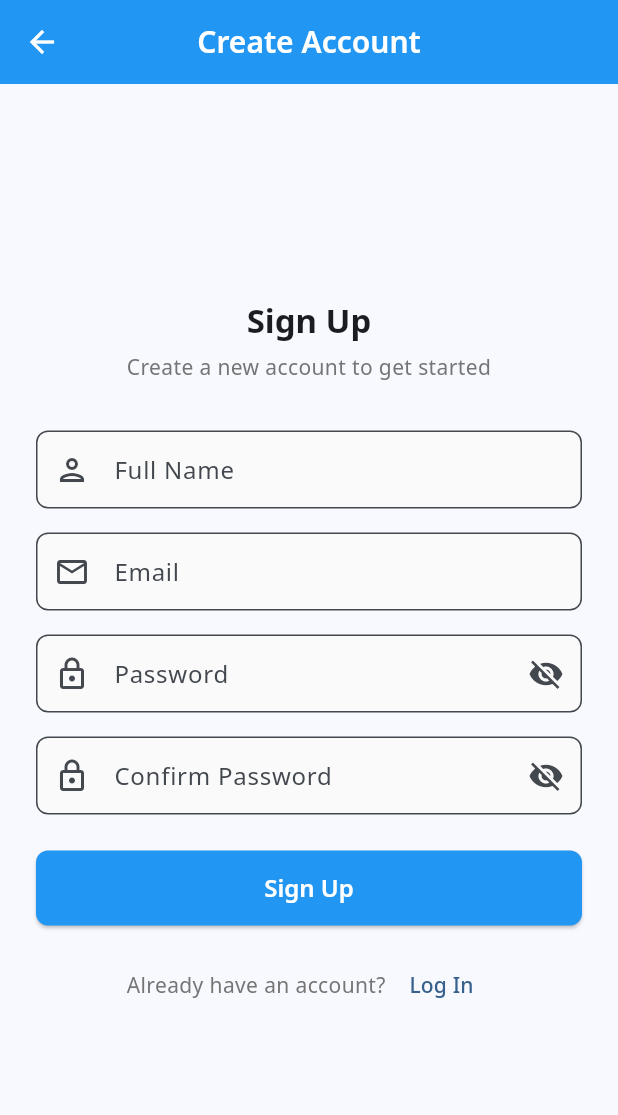
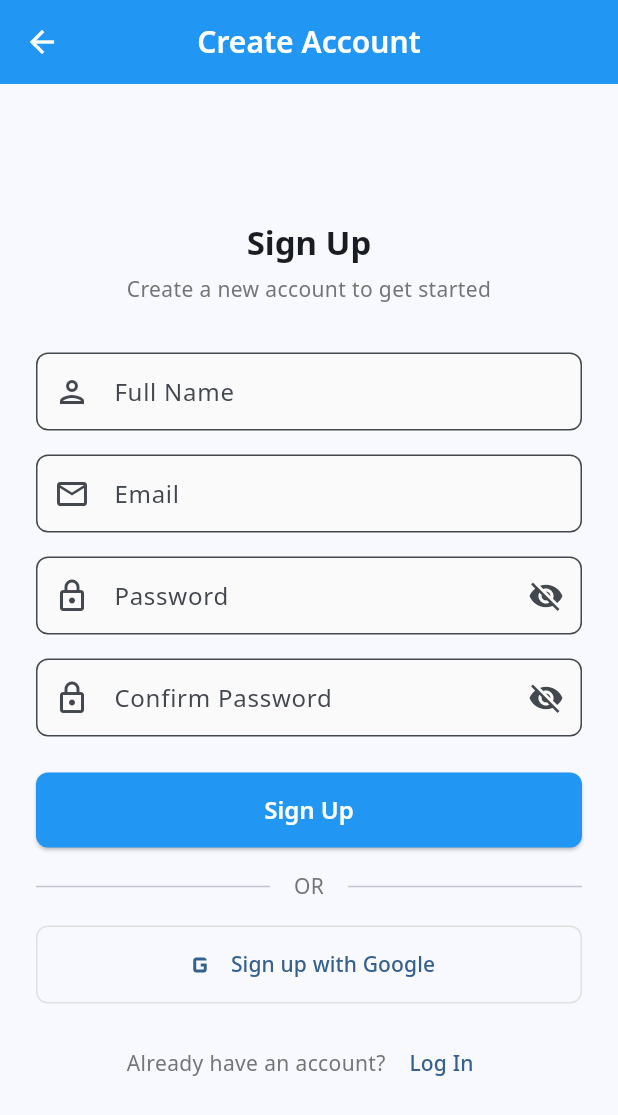
Before and after one commit to Choeng-Rayu/tonaire_internship, a Flutter app: the SignupScreen screen opened by its route, on a phone screen of 412 x 824 dp. Shown: the top 1115 px of the screen. Run offline on Flutter 3.47's test engine with Material 3 defaults, Android fonts, the phone set to English and light mode, and no system bars; our stand-ins replace cached_network_image, flutter_dotenv, google_fonts, google_sign_in, image_picker, shared_preferences; accounts and stored records are empty; network calls fail.

Commit message:
fix bug: OTP Sign in/Sign Up With google

```diff
--- a/frontend/lib/providers/auth_provider.dart
+++ b/frontend/lib/providers/auth_provider.dart
@@ -1,5 +1,6 @@
 import 'dart:convert';
 import 'package:flutter/material.dart';
+import 'package:flutter_dotenv/flutter_dotenv.dart';
 import 'package:google_sign_in/google_sign_in.dart';
 import 'package:shared_preferences/shared_preferences.dart';
 import '../models/user.dart';
@@ -10,8 +11,11 @@ import '../utils/constants.dart';
 class AuthProvider extends ChangeNotifier {
   final ApiService _apiService;
   late final AuthService _authService;
+  // serverClientId must be the WEB client ID so Android can return an idToken
+  // that the backend can verify via Google’s tokeninfo endpoint.
   final GoogleSignIn _googleSignIn = GoogleSignIn(
-    scopes: ['email', 'profile'],
+    scopes: ['email'],
+    serverClientId: dotenv.env['GOOGLE_CLIENT_ID'],
   );
 
   bool _isLoading = false;
@@ -168,12 +172,21 @@ class AuthProvider extends ChangeNotifier {
         return false;
       }
 
-      // Send Google user info to our backend
-      final response = await _authService.googleLogin(
-        googleId: googleUser.id,
-        email: googleUser.email,
-        name: googleUser.displayName ?? googleUser.email.split('@')[0],
-      );
+      // Get authentication object which contains the idToken
+      final GoogleSignInAuthentication googleAuth =
+          await googleUser.authentication;
+
+      final idToken = googleAuth.idToken;
+      if (idToken == null) {
+        _errorMessage =
+            'Failed to get Google ID token. Ensure a valid Android OAuth client '
+            'is registered in Google Cloud Console for this app.';
+        _setLoading(false);
+        return false;
+      }
+
+      // Send idToken to backend — backend verifies it with Google
+      final response = await _authService.googleLogin(idToken: idToken);
 
       if (response['success'] == true) {
         final data = response['data'];
--- a/frontend/lib/screens/auth/signup_screen.dart
+++ b/frontend/lib/screens/auth/signup_screen.dart
@@ -1,6 +1,7 @@
 import 'package:flutter/material.dart';
 import 'package:provider/provider.dart';
 import '../../providers/auth_provider.dart';
+import '../../config/routes.dart';
 import '../../utils/validators.dart';
 
 class SignupScreen extends StatefulWidget {
@@ -26,6 +27,24 @@ class _SignupScreenState extends State<SignupScreen> {
     _passwordController.dispose();
     _confirmPasswordController.dispose();
     super.dispose();
+  }
+
+  Future<void> _handleGoogleSignUp() async {
+    final authProvider = context.read<AuthProvider>();
+    final success = await authProvider.signInWithGoogle();
+
+    if (!mounted) return;
+
+    if (success) {
+      Navigator.pushReplacementNamed(context, AppRoutes.home);
+    } else {
+      ScaffoldMessenger.of(context).showSnackBar(
+        SnackBar(
+          content: Text(authProvider.errorMessage ?? 'Google sign-up failed.'),
+          backgroundColor: Colors.red,
+        ),
+      );
+    }
   }
 
   Future<void> _handleSignup() async {
@@ -184,6 +203,47 @@ class _SignupScreenState extends State<SignupScreen> {
                     ),
                     const SizedBox(height: 16),
 
+                    // Divider
+                    Row(
+                      children: [
+                        const Expanded(child: Divider()),
+                        Padding(
+                          padding: const EdgeInsets.symmetric(horizontal: 16),
+                          child: Text(
+                            'OR',
+                            style: TextStyle(color: Colors.grey[600]),
+                          ),
+                        ),
+                        const Expanded(child: Divider()),
+                      ],
+                    ),
+                    const SizedBox(height: 16),
+
+                    // Google Sign-Up Button
+                    Consumer<AuthProvider>(
+                      builder: (context, auth, _) {
+                        return OutlinedButton.icon(
+                          onPressed: auth.isLoading ? null : _handleGoogleSignUp,
+                          icon: Image.network(
+                            'https://www.gstatic.com/firebasejs/ui/2.0.0/images/auth/google.svg',
+                            height: 24,
+                            width: 24,
+                            errorBuilder: (context, error, stackTrace) =>
+                                const Icon(Icons.g_mobiledata, size: 24),
+                          ),
+                          label: const Text('Sign up with Google'),
+                          style: OutlinedButton.styleFrom(
+                            padding: const EdgeInsets.symmetric(vertical: 14),
+                            side: BorderSide(color: Colors.grey[300]!),
+                            shape: RoundedRectangleBorder(
+                              borderRadius: BorderRadius.circular(8),
+                            ),
+                          ),
+                        );
+                      },
+                    ),
+                    const SizedBox(height: 16),
+
                     // Already have account
                     Row(
                       mainAxisAlignment: MainAxisAlignment.center,
```
Also changed, not shown: frontend/lib/services/auth_service.dart (+2 -6 lines).
